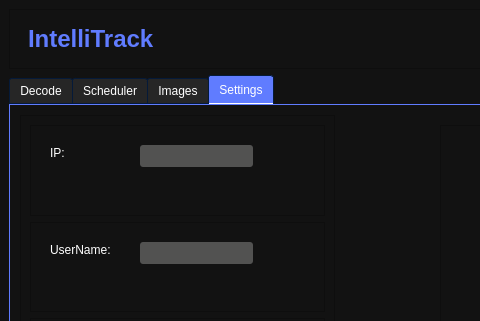
Above: PythonQt/uiFile/mainwindow.ui from JamesOstrowski21/Senior_Design- before the change; both pictures show x 0 to 480 and y 0 to 321 of the 1200 by 750 pixel window. Below: the same form after it.
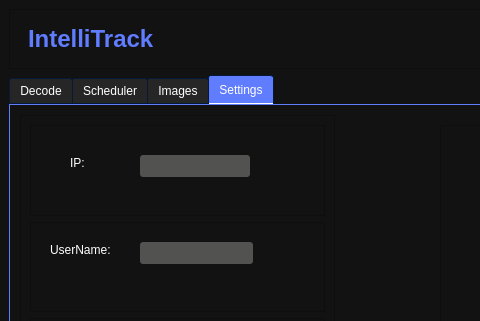
That is the form after the change. Icons and pictures are not drawn.

The edit to the form file:
```diff
--- a/PythonQt/uiFile/mainwindow.ui
+++ b/PythonQt/uiFile/mainwindow.ui
@@ -1783,9 +1783,9 @@
              <widget class="QLabel" name="ip_label">
               <property name="geometry">
                <rect>
-                <x>20</x>
-                <y>20</y>
-                <width>49</width>
+                <x>40</x>
+                <y>30</y>
+                <width>31</width>
                 <height>16</height>
                </rect>
               </property>
@@ -1797,8 +1797,8 @@
               <property name="geometry">
                <rect>
                 <x>110</x>
-                <y>20</y>
-                <width>113</width>
+                <y>30</y>
+                <width>110</width>
                 <height>22</height>
                </rect>
               </property>
```
